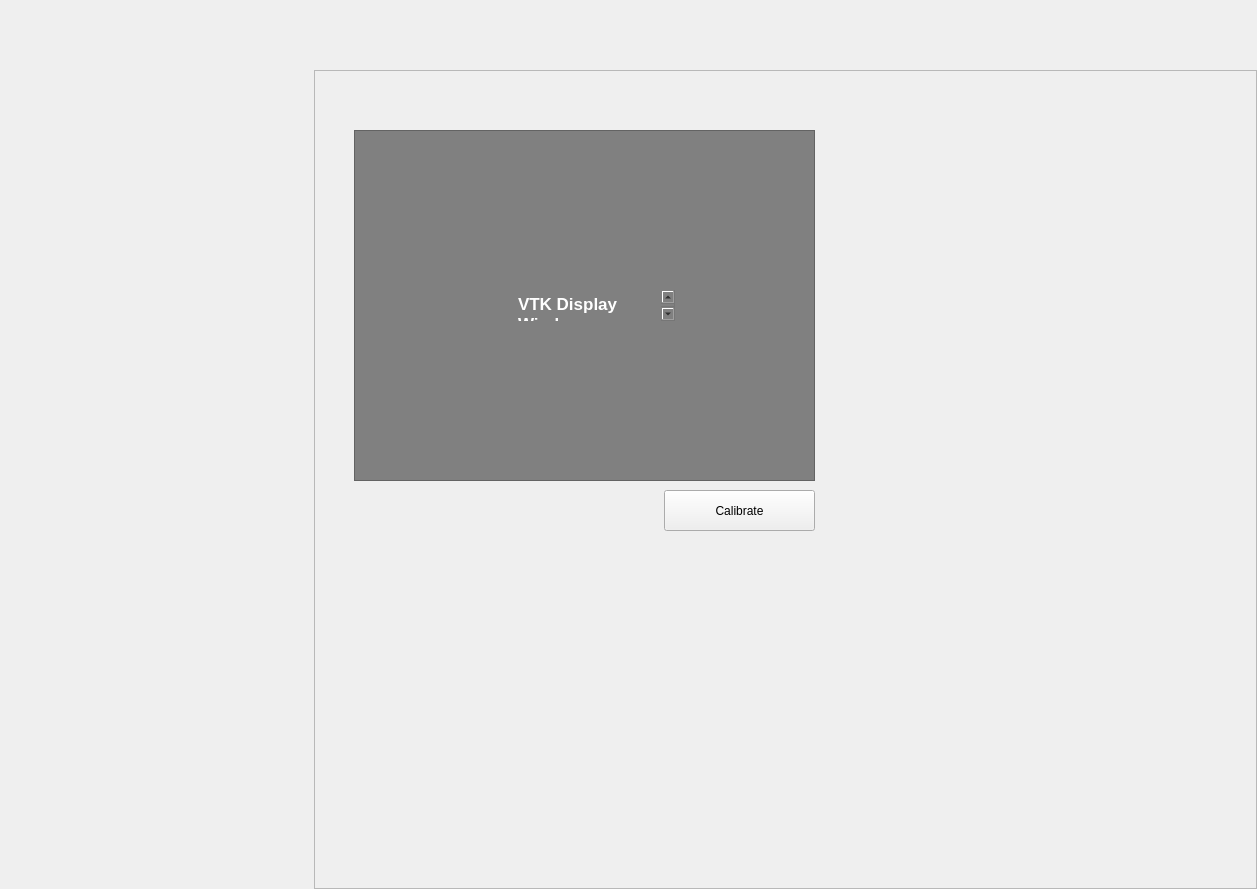
Qt form frontend_pages/visualisation/visualisation_window.ui (sdpunit/OrthoVis) before a commit.
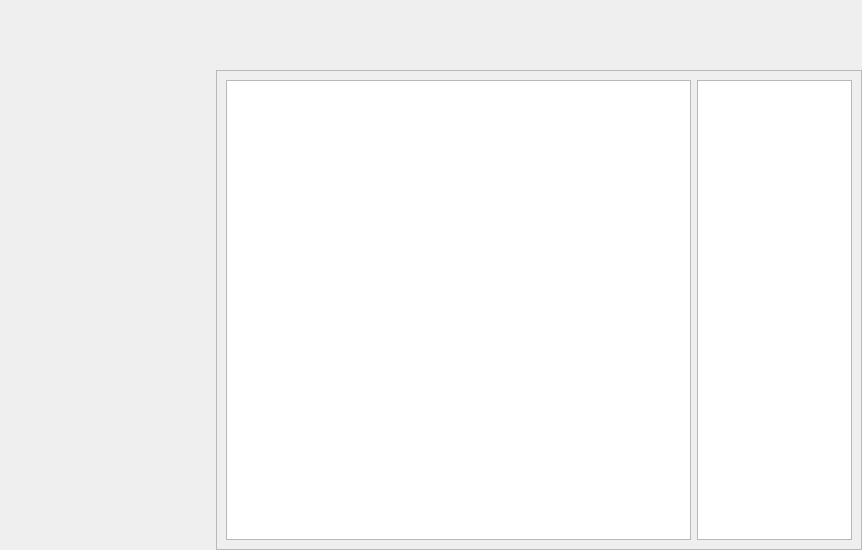
The same form after that commit. Custom widgets are drawn as their Qt base class.

The edit to the form file:
```diff
--- a/frontend_pages/visualisation/visualisation_window.ui
+++ b/frontend_pages/visualisation/visualisation_window.ui
@@ -6,13 +6,16 @@
    <rect>
     <x>0</x>
     <y>0</y>
-    <width>1257</width>
-    <height>889</height>
+    <width>862</width>
+    <height>550</height>
    </rect>
   </property>
   <property name="windowTitle">
    <string>Form</string>
   </property>
+  <property name="styleSheet">
+   <string notr="true"/>
+  </property>
   <layout class="QHBoxLayout" name="horizontalLayout" stretch="1,3">
    <property name="spacing">
     <number>0</number>
@@ -40,7 +43,7 @@
     </widget>
    </item>
    <item>
-    <widget class="QWidget" name="mainpanel" native="true">
+    <widget class="QWidget" name="rightpanel" native="true">
      <property name="sizePolicy">
       <sizepolicy hsizetype="Expanding" vsizetype="Expanding">
        <horstretch>0</horstretch>
@@ -80,7 +83,7 @@
        </widget>
       </item>
       <item>
-       <widget class="QFrame" name="frame_2">
+       <widget class="QFrame" name="mainpanel">
         <property name="sizePolicy">
          <sizepolicy hsizetype="Expanding" vsizetype="Expanding">
           <horstretch>0</horstretch>
@@ -93,65 +96,35 @@
         <property name="frameShadow">
          <enum>QFrame::Shadow::Raised</enum>
         </property>
-        <widget class="QFrame" name="frame_3">
-         <property name="geometry">
-          <rect>
-           <x>40</x>
-           <y>60</y>
-           <width>461</width>
-           <height>351</height>
-          </rect>
-         </property>
-         <property name="styleSheet">
-          <string notr="true">background-color: grey;</string>
-         </property>
-         <property name="frameShape">
-          <enum>QFrame::Shape::StyledPanel</enum>
-         </property>
-         <property name="frameShadow">
-          <enum>QFrame::Shadow::Raised</enum>
-         </property>
-         <widget class="QTextEdit" name="textEdit_2">
-          <property name="geometry">
-           <rect>
-            <x>160</x>
-            <y>160</y>
-            <width>161</width>
-            <height>31</height>
-           </rect>
-          </property>
-          <property name="styleSheet">
-           <string notr="true">text-align: center;
-color: white;
-border: none;</string>
-          </property>
-          <property name="html">
-           <string>&lt;!DOCTYPE HTML PUBLIC &quot;-//W3C//DTD HTML 4.0//EN&quot; &quot;http://www.w3.org/TR/REC-html40/strict.dtd&quot;&gt;
-&lt;html&gt;&lt;head&gt;&lt;meta name=&quot;qrichtext&quot; content=&quot;1&quot; /&gt;&lt;meta charset=&quot;utf-8&quot; /&gt;&lt;style type=&quot;text/css&quot;&gt;
-p, li { white-space: pre-wrap; }
-hr { height: 1px; border-width: 0; }
-li.unchecked::marker { content: &quot;\2610&quot;; }
-li.checked::marker { content: &quot;\2612&quot;; }
-&lt;/style&gt;&lt;/head&gt;&lt;body style=&quot; font-family:'.AppleSystemUIFont'; font-size:13pt; font-weight:400; font-style:normal;&quot;&gt;
-&lt;p style=&quot; margin-top:0px; margin-bottom:0px; margin-left:0px; margin-right:0px; -qt-block-indent:0; text-indent:0px;&quot;&gt;&lt;span style=&quot; font-weight:700;&quot;&gt;VTK Display Window&lt;/span&gt;&lt;/p&gt;&lt;/body&gt;&lt;/html&gt;</string>
-          </property>
-         </widget>
-        </widget>
-        <widget class="QPushButton" name="segment_btn_2">
-         <property name="geometry">
-          <rect>
-           <x>350</x>
-           <y>420</y>
-           <width>151</width>
-           <height>41</height>
-          </rect>
-         </property>
-         <property name="text">
-          <string>Calibrate</string>
-         </property>
-        </widget>
-        <zorder>segment_btn_2</zorder>
-        <zorder>frame_3</zorder>
+        <layout class="QHBoxLayout" name="horizontalLayout_2" stretch="3,1">
+         <item>
+          <widget class="QGraphicsView" name="VTK_display"/>
+         </item>
+         <item>
+          <widget class="QWidget" name="details" native="true">
+           <property name="styleSheet">
+            <string notr="true"/>
+           </property>
+           <layout class="QVBoxLayout" name="verticalLayout_2">
+            <property name="leftMargin">
+             <number>0</number>
+            </property>
+            <property name="topMargin">
+             <number>0</number>
+            </property>
+            <property name="rightMargin">
+             <number>0</number>
+            </property>
+            <property name="bottomMargin">
+             <number>0</number>
+            </property>
+            <item>
+             <widget class="QGraphicsView" name="graphicsView"/>
+            </item>
+           </layout>
+          </widget>
+         </item>
+        </layout>
        </widget>
       </item>
      </layout>
```
